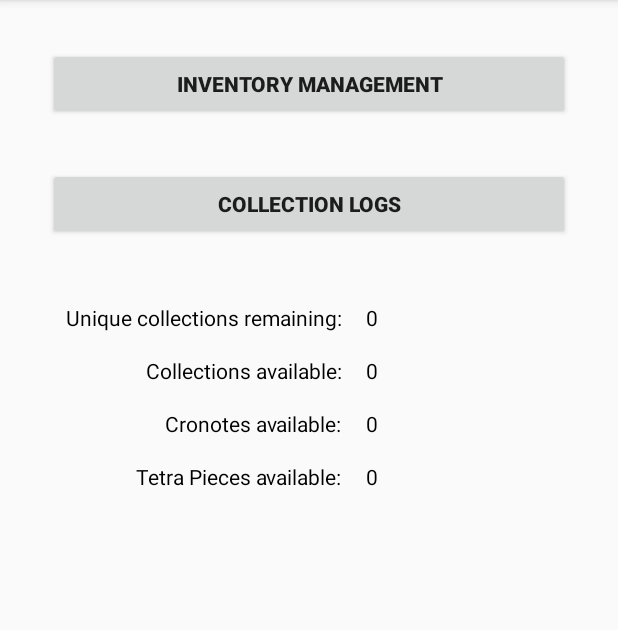
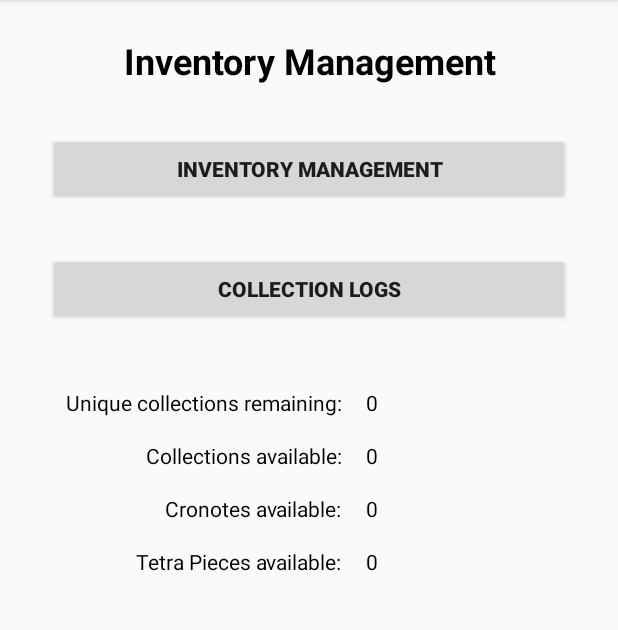
Before and after one commit to d-mcadam/ArtefactTracker, an Android app: the screen it shows after launch (MainActivity), on a phone screen of 412 x 824 dp, the part 84-714 px from its top. Run offline under Robolectric (Android 15) with nearby library versions, the phone set to English and light mode, and no system bars.

Commit message:
Update activity_main.xml
modified main menu to add a title

```diff
--- a/app/src/main/res/layout/activity_main.xml
+++ b/app/src/main/res/layout/activity_main.xml
@@ -18,7 +18,7 @@
         android:textStyle="bold"
         app:layout_constraintEnd_toEndOf="parent"
         app:layout_constraintStart_toStartOf="parent"
-        app:layout_constraintTop_toTopOf="parent" />
+        app:layout_constraintTop_toBottomOf="@+id/textView5" />
 
     <Button
         android:id="@+id/buttonCollectLogs"
@@ -113,4 +113,20 @@
         android:textColor="@android:color/background_dark"
         app:layout_constraintStart_toEndOf="@+id/textView4"
         app:layout_constraintTop_toTopOf="@+id/textView4" />
+
+    <TextView
+        android:id="@+id/textView5"
+        android:layout_width="0dp"
+        android:layout_height="wrap_content"
+        android:layout_marginStart="32dp"
+        android:layout_marginTop="24dp"
+        android:layout_marginEnd="32dp"
+        android:text="@string/main_menu_inventory_button"
+        android:textAlignment="center"
+        android:textColor="@android:color/background_dark"
+        android:textSize="24sp"
+        android:textStyle="bold"
+        app:layout_constraintEnd_toEndOf="parent"
+        app:layout_constraintStart_toStartOf="parent"
+        app:layout_constraintTop_toTopOf="parent" />
 </androidx.constraintlayout.widget.ConstraintLayout>
```
